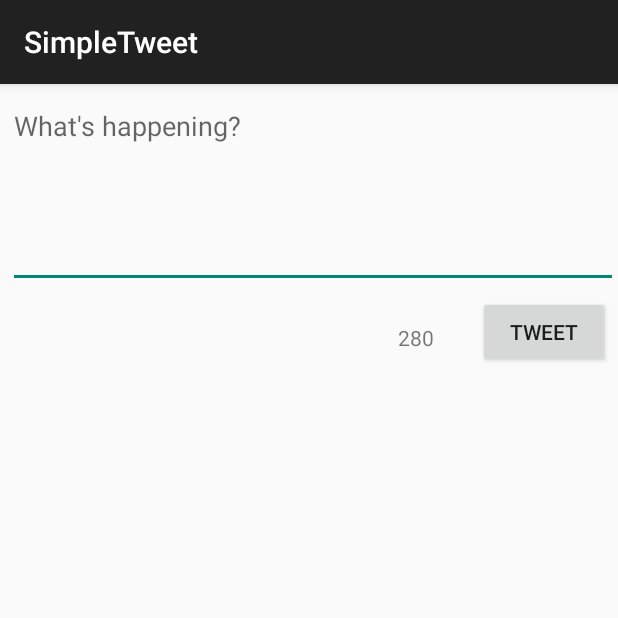
After one commit to likitag/Twitter, an Android app: the ComposeActivity screen opened directly, with no data from a screen before it, on a phone screen of 412 x 824 dp, the top half of it. The commit adds this screen. Run offline under Robolectric (Android 15) with nearby library versions, the phone set to English and light mode, and no system bars; our stand-ins replace Room's generated code; libraries missing offline, so code that uses them is left out: com.codepath.asynchttpclient, com.facebook.stetho, org.parceler; 1 statement that could not run was skipped.

Commit message:
completed required parts

```diff
--- a/app/build.gradle
+++ b/app/build.gradle
@@ -50,9 +50,12 @@ dependencies {
     implementation 'com.github.bumptech.glide:glide:4.11.0'
     implementation 'com.google.android.material:material:1.4.0'
     implementation 'androidx.constraintlayout:constraintlayout:2.1.4'
+    implementation 'androidx.swiperefreshlayout:swiperefreshlayout:1.1.0'
     // Room for simple persistence with an ORM
     def room_version = "2.3.0"
     implementation "androidx.room:room-runtime:$room_version"
     annotationProcessor "androidx.room:room-compiler:$room_version"
     implementation 'com.facebook.stetho:stetho:1.5.1'
+    implementation 'org.parceler:parceler-api:1.1.12'
+    annotationProcessor 'org.parceler:parceler:1.1.12'
 }
--- a/app/src/main/AndroidManifest.xml
+++ b/app/src/main/AndroidManifest.xml
@@ -12,7 +12,11 @@
         android:allowBackup="true"
         android:icon="@drawable/ic_launcher"
         android:label="@string/app_name"
-        android:theme="@style/AppTheme">
+        android:theme="@style/AppTheme"
+        android:usesCleartextTraffic="true">
+        <activity
+            android:name=".ComposeActivity"
+            android:exported="false" />
         <activity
             android:name=".TimelineActivity"
             android:exported="false" />
--- /dev/null
+++ b/app/src/main/java/com/codepath/apps/restclienttemplate/ComposeActivity.java
@@ -0,0 +1,122 @@
+package com.codepath.apps.restclienttemplate;
+
+import androidx.appcompat.app.AppCompatActivity;
+
+import android.content.Intent;
+import android.graphics.Color;
+import android.os.Bundle;
+import android.text.Editable;
+import android.text.TextWatcher;
+import android.util.Log;
+import android.view.View;
+import android.widget.Button;
+import android.widget.EditText;
+import android.widget.TextView;
+import android.widget.Toast;
+
+import com.codepath.apps.restclienttemplate.models.Tweet;
+import com.codepath.asynchttpclient.callback.JsonHttpResponseHandler;
+
+import org.json.JSONException;
+import org.parceler.Parcels;
+
+import okhttp3.Headers;
+
+public class ComposeActivity extends AppCompatActivity {
+
+    EditText etCompose;
+    Button btnTweet;
+    TwitterClient client;
+    TextView tvCharacterCount;
+    int color;
+
+
+    public static final int MAX_TWEET_LENGTH = 280;
+    public static final String TAG = "ComposeActivity";
+
+    @Override
+    protected void onCreate(Bundle savedInstanceState) {
+        super.onCreate(savedInstanceState);
+        setContentView(R.layout.activity_compose);
+        etCompose = findViewById(R.id.etCompose);
+        btnTweet = findViewById(R.id.btnTweet);
+        client = TwitterApp.getRestClient(this);
+        color = btnTweet.getCurrentTextColor();
+        tvCharacterCount = findViewById(R.id.tvCharacterCount);
+        tvCharacterCount.setText(String.valueOf(MAX_TWEET_LENGTH));
+
+
+
+
+        //set click listener on button
+        etCompose.addTextChangedListener(new TextWatcher() {
+            @Override
+            public void beforeTextChanged(CharSequence charSequence, int i, int i1, int i2) {
+
+            }
+
+            @Override
+            public void onTextChanged(CharSequence charSequence, int i, int i1, int i2) {
+                tvCharacterCount.setText(charSequence.length() + "/" + MAX_TWEET_LENGTH);
+
+                if (charSequence.length() > MAX_TWEET_LENGTH){
+                    btnTweet.setTextColor(Color.parseColor("FF0000"));
+
+                }
+                else{
+                    btnTweet.setTextColor(color);
+                }
+
+
+            }
+
+            @Override
+            public void afterTextChanged(Editable editable) {
+
+            }
+        }) ;{}
+        btnTweet.setOnClickListener(new View.OnClickListener() {
+            @Override
+            public void onClick(View view) {
+                String tweetContent = etCompose.getText().toString();
+                if (tweetContent.
+                        isEmpty()) {
+                    Toast.makeText(ComposeActivity.this, "Sorry, your tweet cannot be empty", Toast.LENGTH_LONG).show();
+                    return;
+                }
+                if(tweetContent.length() > MAX_TWEET_LENGTH){
+                    Toast.makeText(ComposeActivity.this, "Sorry your tweet is too long", Toast.LENGTH_LONG).show();
+                }
+                Toast.makeText(ComposeActivity.this, tweetContent, Toast.LENGTH_LONG).show();
+
+                //make an API call to Twitter to publish the tweet
+                client.publishTweet(tweetContent, new JsonHttpResponseHandler() {
+                    @Override
+                    public void onSuccess(int statusCode, Headers headers, JSON json) {
+                        Log.i(TAG, "onSuccess to publish tweet");
+                        try {
+                            Tweet tweet = Tweet.fromJson(json.jsonObject);
+                            Log.i(TAG, "Published tweet says: " + tweet);
+                            Intent intent = new Intent();
+                            intent.putExtra("tweet", Parcels.wrap(tweet));
+                            //set result code and bundle data for response
+                            setResult(RESULT_OK, intent);
+                            //closes the activity, pass data to parent
+                            finish();
+                        } catch (JSONException e) {
+                            e.printStackTrace();
+                        }
+                    }
+
+                    @Override
+                    public void onFailure(int statusCode, Headers headers, String response, Throwable throwable) {
+                        Log.e(TAG, "onFailure to publish tweet", throwable);
+                    }
+                });
+
+            }
+        });
+
+
+    }
+}
--- a/app/src/main/java/com/codepath/apps/restclienttemplate/models/User.java
+++ b/app/src/main/java/com/codepath/apps/restclienttemplate/models/User.java
@@ -2,12 +2,16 @@ package com.codepath.apps.restclienttemplate.models;
 
 import org.json.JSONException;
 import org.json.JSONObject;
+import org.parceler.Parcel;
 
+@Parcel
 public class User {
     public String name;
     public String screenName;
     public String profileImageUrl;
 
+    //empty constructor needed for parceler library
+    public User(){}
     public static User fromJson(JSONObject jsonObject) throws JSONException {
         User user = new User();
         user.name = jsonObject.getString("screen_name");
--- /dev/null
+++ b/app/src/main/res/layout/activity_compose.xml
@@ -0,0 +1,44 @@
+<?xml version="1.0" encoding="utf-8"?>
+<RelativeLayout xmlns:android="http://schemas.android.com/apk/res/android"
+    xmlns:app="http://schemas.android.com/apk/res-auto"
+    xmlns:tools="http://schemas.android.com/tools"
+    android:layout_width="match_parent"
+    android:layout_height="match_parent">
+
+    <EditText
+
+        android:id="@+id/etCompose"
+        android:layout_width="match_parent"
+        android:layout_height="wrap_content"
+        android:layout_alignParentEnd="true"
+        android:layout_marginStart="5dp"
+        android:layout_marginTop="5dp"
+        android:layout_marginEnd="0dp"
+        android:ems="10"
+        android:gravity="start|top"
+        android:hint="What's happening?"
+        android:inputType="textMultiLine"
+        android:minLines="5" />
+
+    <Button
+        android:id="@+id/btnTweet"
+        android:layout_width="wrap_content"
+        android:layout_height="wrap_content"
+        android:layout_below="@id/etCompose"
+        android:layout_alignRight="@id/etCompose"
+        android:layout_marginTop="5dp"
+        android:layout_marginEnd="5dp"
+        android:text="@string/tweet" />
+
+    <TextView
+        android:id="@+id/tvCharacterCount"
+        android:layout_width="wrap_content"
+        android:layout_height="wrap_content"
+        android:layout_below="@id/etCompose"
+        android:layout_marginTop="23dp"
+        android:layout_marginEnd="28dp"
+        android:layout_marginRight="29dp"
+        android:layout_toStartOf="@+id/btnTweet"
+        android:layout_toLeftOf="@id/btnTweet"
+        android:text="280" />
+</RelativeLayout>
--- a/app/src/main/res/values/strings.xml
+++ b/app/src/main/res/values/strings.xml
@@ -5,5 +5,6 @@
     <string name="login_label">Log in</string>
     <string name="intent_scheme">oauth</string>
     <string name="intent_host">cprest</string>
+    <string name="tweet">Tweet</string>
 
 </resources>
```
Also changed, not shown: app/src/main/java/com/codepath/apps/restclienttemplate/TimelineActivity.java (+63 -1 lines), app/src/main/java/com/codepath/apps/restclienttemplate/TweetsAdapter.java (+26 -0 lines), app/src/main/java/com/codepath/apps/restclienttemplate/TwitterClient.java (+9 -0 lines), app/src/main/java/com/codepath/apps/restclienttemplate/models/Entity.java (added, +16 -0 lines), app/src/main/java/com/codepath/apps/restclienttemplate/models/Tweet.java (+29 -1 lines), app/src/main/res/layout/activity_timeline.xml (+8 -1 lines), app/src/main/res/layout/item_tweet.xml (+13 -0 lines).
